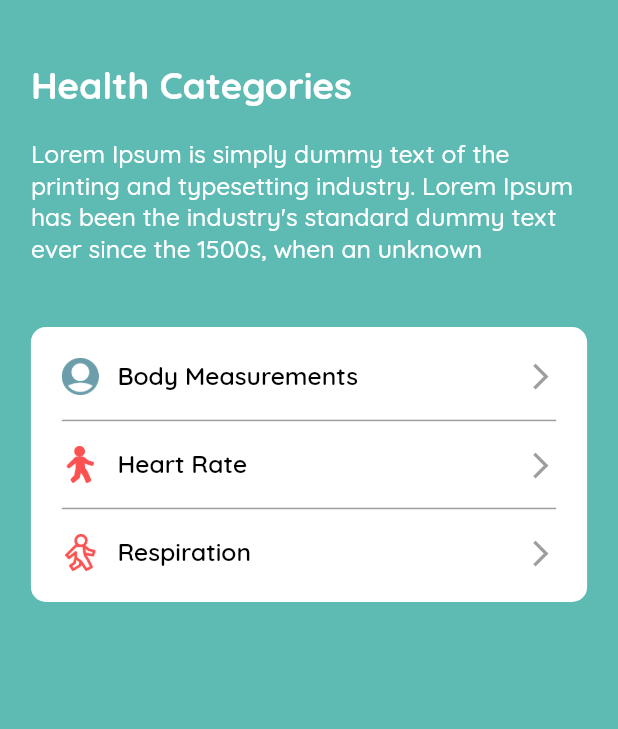
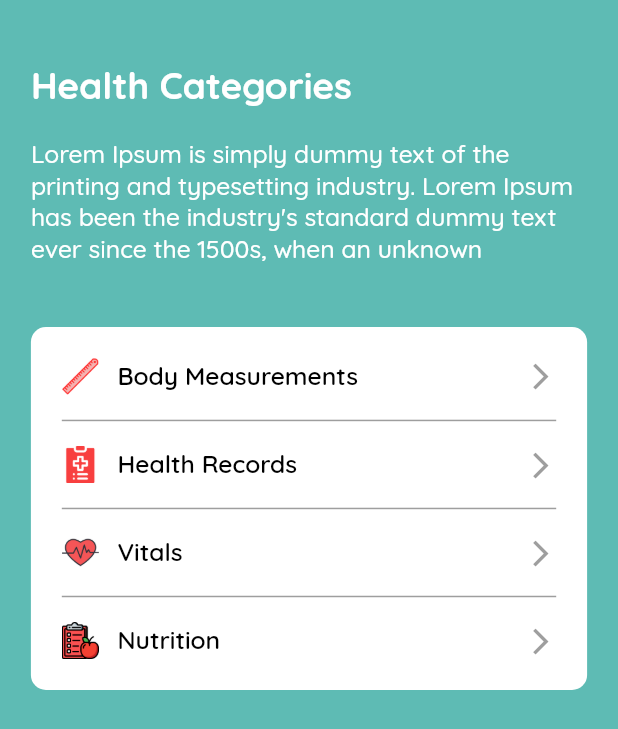
Before and after one commit to danielonettey/healthTap, a Flutter app: the CategoryPage screen opened directly, on a phone screen of 412 x 824 dp. Shown: the top 729 px of the screen. Run offline on Flutter 3.47's test engine with Material 2 defaults, Android fonts, the phone set to English and light mode, and no system bars; missing offline and left inert: nfc_in_flutter.

Commit message:
categories & subcategories updated

```diff
--- a/lib/categorypage.dart
+++ b/lib/categorypage.dart
@@ -7,22 +7,36 @@ final _subcategories = {
   'Body Measurements': {
     'Height' : '6" 0"',
     'Weight': null,
-    'Temperature': null,
-    'Humidity': null,
+    'Age': null,
     'Body Mass': null},
-  'Heart Rate': {
-    'Height' : '6" 0"',
-    'Weight': null,
+  'Health Records': {
+    'Allergies' : null,
+    'Medications': null,
+    'Immunizations': null,
+    'Existing conditions': null,
   },
-  'Respiration':{
-    'something': 'He is with the big D'
-  }
+  'Vitals': {
+    'Blood Pressure' : null,
+    'Body Temperature': null,
+    'Heart Rate': null,
+    'Menstruation': null,
+  },
+  'Nutrition': {
+    'Cholesterol' : null,
+    'Dietary Energy': null,
+    'Biotin': null,
+    'Cafeine': null,
+  },
+
+
+
 };
 
 final images_categories = {
-  'Body Measurements' : 'assets/user.png',
-  'Heart Rate' : 'assets/walk.png',
-  'Respiration' : 'assets/walking.png',
+  'Body Measurements' : 'assets/tools.png',
+  'Nutrition' : 'assets/apple.png',
+  'Health Records' : 'assets/medical-record.png',
+  'Vitals' : 'assets/health_icon12.png',
 
 };
 
@@ -107,7 +121,7 @@ class Category extends StatefulWidget {
 class _CategoryState extends State<Category> {
 
   final _briefTitle = <String, String>{
-    'Heart Rate':'Heart rate, also known as pulse,'
+    'Nutrition':'Heart rate, also known as pulse,'
         ' is the number of times a person\'s heart beats per '
         'minute. Normal heart rate varies from person to person, '
         'but a normal range for adults is 60 to 100 beats per minute, '
@@ -119,7 +133,12 @@ class _CategoryState extends State<Category> {
         'will give you more accurate measurements, but you '
         'can certainly get a close approximation handling the '
         'measuring tape yourself. ',
-    'Respiration': 'Just make sure you are breathing well okay'
+
+    'Health Records':'Health Record include any official diagnosis or'
+        'past prescriptions that apply to you. This will make medical '
+        'officials aware of any past or current conditions. ',
+
+    'Vitals': 'Vitals include ',
 
   };
 
--- a/pubspec.yaml
+++ b/pubspec.yaml
@@ -48,6 +48,10 @@ flutter:
     - assets/user.png
     - assets/walk.png
     - assets/walking.png
+    - assets/health_icon12.png
+    - assets/apple.png
+    - assets/medical-record.png
+    - assets/tools.png
 
 
 
```
Also changed, not shown: assets/apple.png (added), assets/medical-record.png (added), assets/tools.png (added).
